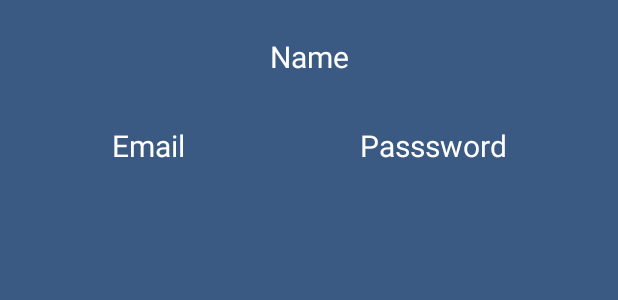
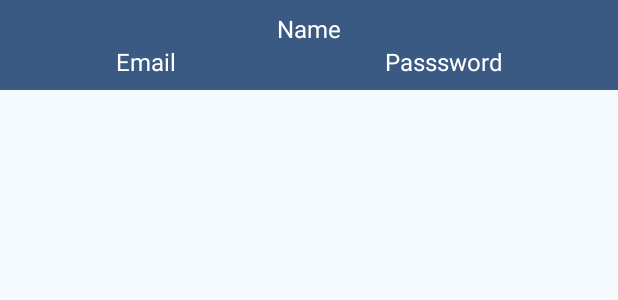
Before and after one commit to tobiridi/mini-projects, an Android app: the layout recycler_view_item_home.xml on its own in the app's theme, with its tools: preview values and no code run, on a phone screen of 412 x 824 dp. Shown: the top 300 px of the screen. Run offline under Robolectric (Android 15) with nearby library versions, the phone set to English and light mode, and no system bars.

Commit message:
update recyclerview + update get all accounts from db

```diff
--- a/password_security/app/src/main/res/layout/recycler_view_item_home.xml
+++ b/password_security/app/src/main/res/layout/recycler_view_item_home.xml
@@ -3,11 +3,12 @@
     xmlns:app="http://schemas.android.com/apk/res-auto"
     xmlns:tools="http://schemas.android.com/tools"
     android:layout_width="match_parent"
-    android:layout_height="match_parent"
+    android:layout_height="wrap_content"
     android:orientation="vertical"
     android:shrinkColumns="0,1"
     android:stretchColumns="0,1"
-    android:padding="16dp"
+    android:padding="8dp"
+    android:layout_marginBottom="8dp"
     android:background="@color/primary">
 
     <TableRow
@@ -21,24 +22,21 @@
             android:layout_span="2"
             android:text="Name"
             android:textAlignment="center"
-            android:padding="8dp"
             android:textColor="@color/white"
-            android:textSize="20sp" />
+            android:textSize="16sp" />
     </TableRow>
 
     <TableRow
         android:layout_width="match_parent"
-        android:layout_height="match_parent"
-        android:layout_marginTop="16dp">
+        android:layout_height="match_parent">
         <TextView
             android:id="@+id/accountEmail"
             android:layout_width="match_parent"
             android:layout_height="match_parent"
             android:text="Email"
             android:textAlignment="center"
-            android:padding="8dp"
-            android:textSize="20sp"
-            android:textColor="@color/white" />
+            android:textColor="@color/white"
+            android:textSize="16sp"/>
 
         <TextView
             android:id="@+id/accountPassword"
@@ -46,9 +44,8 @@
             android:layout_height="match_parent"
             android:text="Passsword"
             android:textAlignment="center"
-            android:padding="8dp"
-            android:textSize="20sp"
-            android:textColor="@color/white" />
+            android:textColor="@color/white"
+            android:textSize="16sp"/>
     </TableRow>
 
 </TableLayout>
```
Also changed, not shown: password_security/app/src/main/java/be/tobiridi/passwordsecurity/component/HomeAdapter.java (+4 -4 lines), password_security/app/src/main/java/be/tobiridi/passwordsecurity/data/AccountDataSource.java (+11 -10 lines), password_security/app/src/main/java/be/tobiridi/passwordsecurity/ui/home/HomeFragment.java (+11 -9 lines), password_security/app/src/main/java/be/tobiridi/passwordsecurity/ui/home/HomeViewModel.java (+13 -8 lines).
